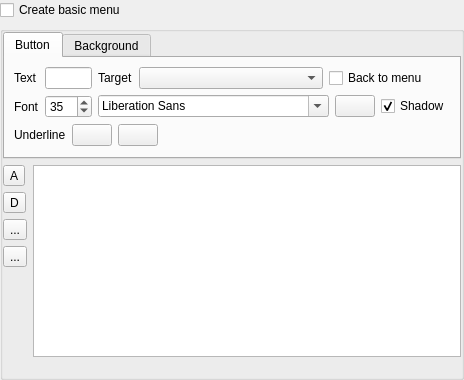
This is src/ui/dvdwizardmenu_ui.ui in KDE/kdenlive as Qt 5 draws it before an edit. The edited form follows.
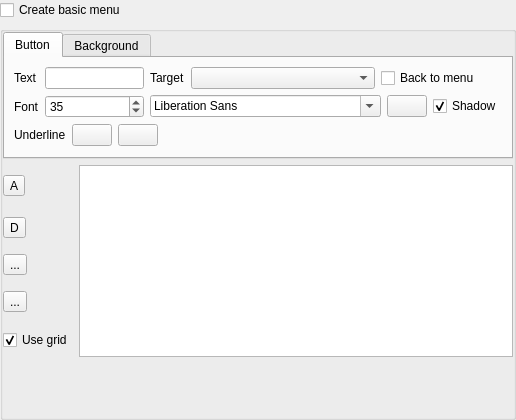
This is the edited form. Custom widgets are drawn as their Qt base class.

Commit message: Add UI to enable/disable grid and show grid on the dvd wizard

```diff
--- a/src/ui/dvdwizardmenu_ui.ui
+++ b/src/ui/dvdwizardmenu_ui.ui
@@ -6,8 +6,8 @@
    <rect>
     <x>0</x>
     <y>0</y>
-    <width>439</width>
-    <height>368</height>
+    <width>516</width>
+    <height>420</height>
    </rect>
   </property>
   <layout class="QGridLayout" name="gridLayout_5">
@@ -271,6 +271,19 @@
        </widget>
       </item>
       <item row="5" column="0">
+       <widget class="QCheckBox" name="use_grid">
+        <property name="enabled">
+         <bool>true</bool>
+        </property>
+        <property name="text">
+         <string>Use grid</string>
+        </property>
+        <property name="checked">
+         <bool>true</bool>
+        </property>
+       </widget>
+      </item>
+      <item row="6" column="0">
        <spacer name="verticalSpacer">
         <property name="orientation">
          <enum>Qt::Vertical</enum>
@@ -283,7 +296,7 @@
         </property>
        </spacer>
       </item>
-      <item row="6" column="0" colspan="2">
+      <item row="7" column="0" colspan="2">
        <widget class="QLabel" name="error_message"/>
       </item>
      </layout>
@@ -302,11 +315,6 @@
    <extends>QComboBox</extends>
    <header>kcombobox.h</header>
   </customwidget>
-  <customwidget>
-   <class>QLineEdit</class>
-   <extends>QLineEdit</extends>
-   <header>klineedit.h</header>
-  </customwidget>
   <customwidget>
    <class>KUrlRequester</class>
    <extends>QFrame</extends>
```
Left out of the diff: 7 changed lines with no effect on the pictures. The commit also changes 2 other files.
